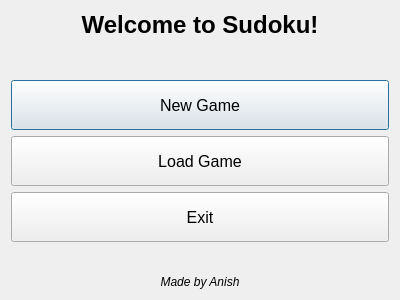
The window that Sudoku/WelcomeMsg.ui (Anish-Pun/Cpp-Sudoku-OOP) describes before a commit, drawn with Qt 5.
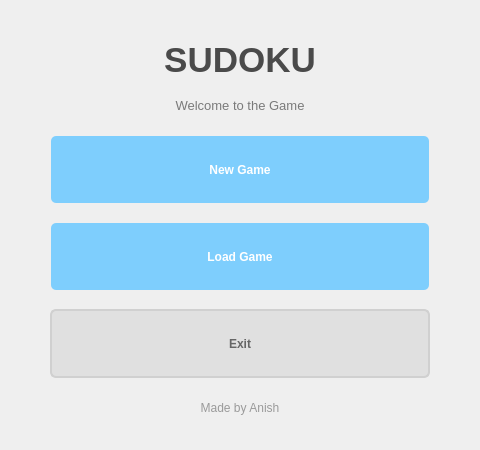
The same window after the commit.

Commit message: Polished Welcome UI

Diff of the .ui file:
```diff
--- a/Sudoku/WelcomeMsg.ui
+++ b/Sudoku/WelcomeMsg.ui
@@ -6,30 +6,89 @@
    <rect>
     <x>0</x>
     <y>0</y>
-    <width>400</width>
-    <height>300</height>
+    <width>480</width>
+    <height>450</height>
    </rect>
   </property>
   <property name="windowTitle">
    <string>Sudoku - Welcome</string>
   </property>
+  <property name="styleSheet">
+   <string notr="true">QDialog {
+    background: qlineargradient(x1:0, y1:0, x2:0, y2:1,
+        stop:0 #adb5bd, stop:1 #adb5bd);
+}
+
+QPushButton {
+    background-color: #7ecefd;
+    color: #ffffffff;
+    border: 2px solid #000000ff;
+    border-radius: 6px;
+    padding: 10px 20px;
+    font-size: 12px;
+    font-weight: bold;
+    min-width: 220px;
+    min-height: 45px;
+}
+
+QPushButton:hover {
+    background-color: #7ecefd;
+    border: 2px solid #7ecefd;
+}
+
+QPushButton:pressed {
+    background-color: #b86aff;
+    border: 2px solid #b86aff;
+}
+
+QPushButton#btnExit {
+    background-color: #e0e0e0;
+    border: 2px solid #d0d0d0;
+    color: #666666;
+}
+
+QPushButton#btnExit:hover {
+    background-color: #d0d0d0;
+    border: 2px solid #c0c0c0;
+}
+
+QPushButton#btnExit:pressed {
+    background-color: #c0c0c0;
+    border: 2px solid #b0b0b0;
+}
+
+QLabel#labelTitle {
+    color: #4a4a4a;
+    background: transparent;
+    font-weight: bold;
+}
+
+QLabel#labelSubtitle {
+    color: #7a7a7a;
+    background: transparent;
+}
+
+QLabel#labelAuthor {
+    color: #9a9a9a;
+    background: transparent;
+}</string>
+  </property>
   <layout class="QVBoxLayout" name="verticalLayout">
-   <item>
-    <widget class="QLabel" name="labelTitle">
-     <property name="font">
-      <font>
-       <pointsize>18</pointsize>
-       <bold>true</bold>
-      </font>
-     </property>
-     <property name="text">
-      <string>Welcome to Sudoku!</string>
-     </property>
-     <property name="alignment">
-      <set>Qt::AlignmentFlag::AlignCenter</set>
-     </property>
-    </widget>
-   </item>
+   <property name="spacing">
+    <number>18</number>
+   </property>
+   <property name="leftMargin">
+    <number>50</number>
+   </property>
+   <property name="topMargin">
+    <number>40</number>
+   </property>
+   <property name="rightMargin">
+    <number>50</number>
+   </property>
+   <property name="bottomMargin">
+    <number>35</number>
+   </property>
    <item>
     <spacer name="verticalSpacer_top">
      <property name="orientation">
@@ -38,11 +97,45 @@
      <property name="sizeHint" stdset="0">
       <size>
        <width>20</width>
-       <height>20</height>
+       <height>40</height>
       </size>
      </property>
     </spacer>
    </item>
+   <item>
+    <widget class="QLabel" name="labelTitle">
+     <property name="font">
+      <font>
+       <pointsize>26</pointsize>
+       <bold>true</bold>
+      </font>
+     </property>
+     <property name="text">
+      <string>SUDOKU</string>
+     </property>
+     <property name="alignment">
+      <set>Qt::AlignmentFlag::AlignCenter</set>
+     </property>
+    </widget>
+   </item>
+   <item>
+    <widget class="QLabel" name="labelSubtitle">
+     <property name="font">
+      <font>
+       <pointsize>10</pointsize>
+      </font>
+     </property>
+     <property name="text">
+      <string>Welcome to the Game</string>
+     </property>
+     <property name="alignment">
+      <set>Qt::AlignmentFlag::AlignCenter</set>
+     </property>
+     <property name="styleSheet">
+      <string notr="true">color: #7a7a7a;</string>
+     </property>
+    </widget>
+   </item>
    <item>
     <spacer name="verticalSpacer">
      <property name="orientation">
@@ -51,22 +144,17 @@
      <property name="sizeHint" stdset="0">
       <size>
        <width>20</width>
-       <height>40</height>
+       <height>50</height>
       </size>
      </property>
     </spacer>
    </item>
    <item>
     <widget class="QPushButton" name="btnNewGame">
-     <property name="minimumSize">
-      <size>
-       <width>200</width>
-       <height>50</height>
-      </size>
-     </property>
      <property name="font">
       <font>
        <pointsize>12</pointsize>
+       <bold>true</bold>
       </font>
      </property>
      <property name="text">
@@ -76,15 +164,10 @@
    </item>
    <item>
     <widget class="QPushButton" name="btnLoadGame">
-     <property name="minimumSize">
-      <size>
-       <width>200</width>
-       <height>50</height>
-      </size>
-     </property>
      <property name="font">
       <font>
        <pointsize>12</pointsize>
+       <bold>true</bold>
       </font>
      </property>
      <property name="text">
@@ -94,15 +177,10 @@
    </item>
    <item>
     <widget class="QPushButton" name="btnExit">
-     <property name="minimumSize">
-      <size>
-       <width>200</width>
-       <height>50</height>
-      </size>
-     </property>
      <property name="font">
       <font>
        <pointsize>12</pointsize>
+       <bold>true</bold>
       </font>
      </property>
      <property name="text">
@@ -118,7 +196,7 @@
      <property name="sizeHint" stdset="0">
       <size>
        <width>20</width>
-       <height>40</height>
+       <height>50</height>
       </size>
      </property>
     </spacer>
@@ -128,7 +206,6 @@
      <property name="font">
       <font>
        <pointsize>9</pointsize>
-       <italic>true</italic>
       </font>
      </property>
      <property name="text">
```
